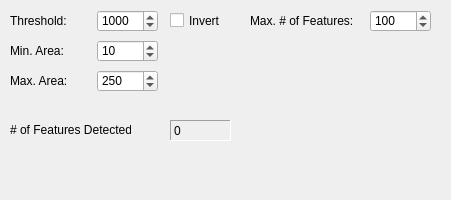
Old version of the form Modules/Connected-Component.ui in the repository Molecular-Nanophotonics/TrackerLab.
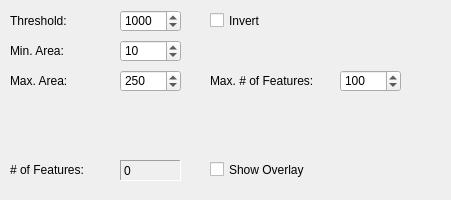
New version of the form.

```diff
--- a/Modules/Connected-Component.ui
+++ b/Modules/Connected-Component.ui
@@ -25,7 +25,7 @@
    <widget class="QSpinBox" name="thresholdSpinBox">
     <property name="geometry">
      <rect>
-      <x>97</x>
+      <x>120</x>
       <y>10</y>
       <width>61</width>
       <height>22</height>
@@ -69,7 +69,7 @@
    <widget class="QCheckBox" name="invertCheckBox">
     <property name="geometry">
      <rect>
-      <x>170</x>
+      <x>210</x>
       <y>12</y>
       <width>91</width>
       <height>17</height>
@@ -101,8 +101,8 @@
    <widget class="QSpinBox" name="maxFeaturesSpinBox">
     <property name="geometry">
      <rect>
-      <x>370</x>
-      <y>10</y>
+      <x>340</x>
+      <y>70</y>
       <width>61</width>
       <height>22</height>
      </rect>
@@ -123,7 +123,7 @@
    <widget class="QSpinBox" name="minAreaSpinBox">
     <property name="geometry">
      <rect>
-      <x>97</x>
+      <x>120</x>
       <y>40</y>
       <width>61</width>
       <height>22</height>
@@ -142,7 +142,7 @@
    <widget class="QSpinBox" name="maxAreaSpinBox">
     <property name="geometry">
      <rect>
-      <x>97</x>
+      <x>120</x>
       <y>70</y>
       <width>61</width>
       <height>22</height>
@@ -183,8 +183,8 @@
    <widget class="QLabel" name="maxFeaturesLabel">
     <property name="geometry">
      <rect>
-      <x>250</x>
-      <y>10</y>
+      <x>210</x>
+      <y>70</y>
       <width>131</width>
       <height>21</height>
      </rect>
@@ -203,20 +203,20 @@
     <property name="geometry">
      <rect>
       <x>10</x>
-      <y>120</y>
+      <y>160</y>
       <width>121</width>
       <height>20</height>
      </rect>
     </property>
     <property name="text">
-     <string># of Features Detected:</string>
+     <string># of Features:</string>
     </property>
    </widget>
    <widget class="QLabel" name="numberOfFeatures">
     <property name="geometry">
      <rect>
-      <x>170</x>
-      <y>120</y>
+      <x>120</x>
+      <y>160</y>
       <width>61</width>
       <height>21</height>
      </rect>
@@ -231,6 +231,19 @@
      <string>0</string>
     </property>
    </widget>
+   <widget class="QCheckBox" name="showOverlayCheckBox">
+    <property name="geometry">
+     <rect>
+      <x>210</x>
+      <y>161</y>
+      <width>151</width>
+      <height>17</height>
+     </rect>
+    </property>
+    <property name="text">
+     <string>Show Overlay</string>
+    </property>
+   </widget>
   </widget>
  </widget>
  <resources/>
```
